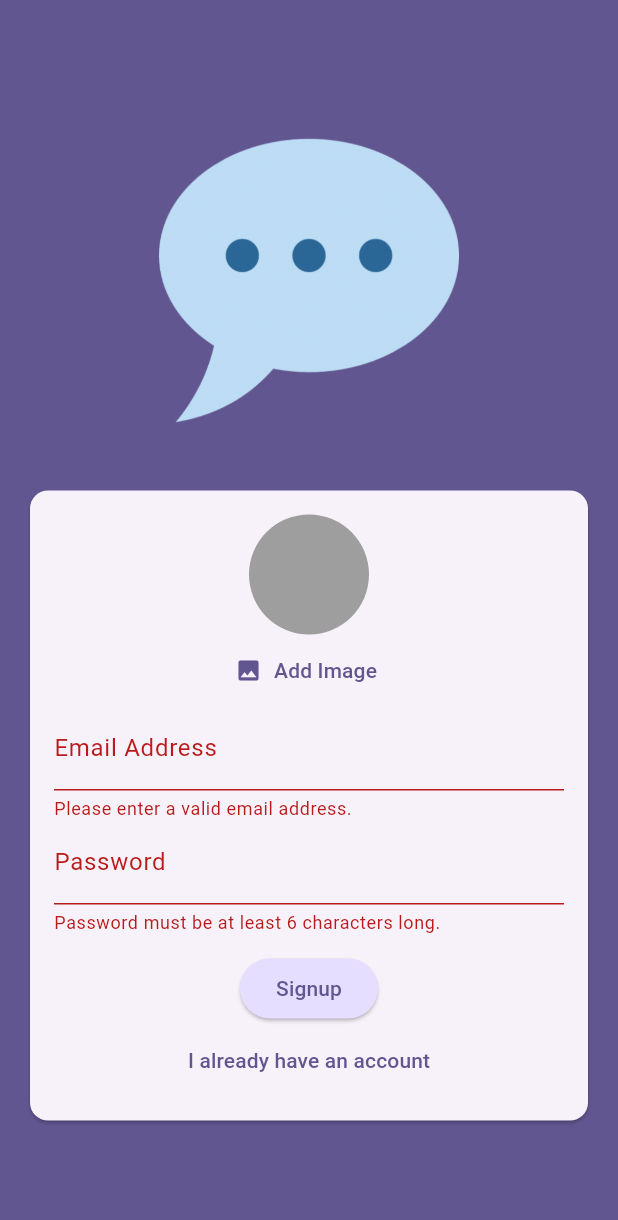
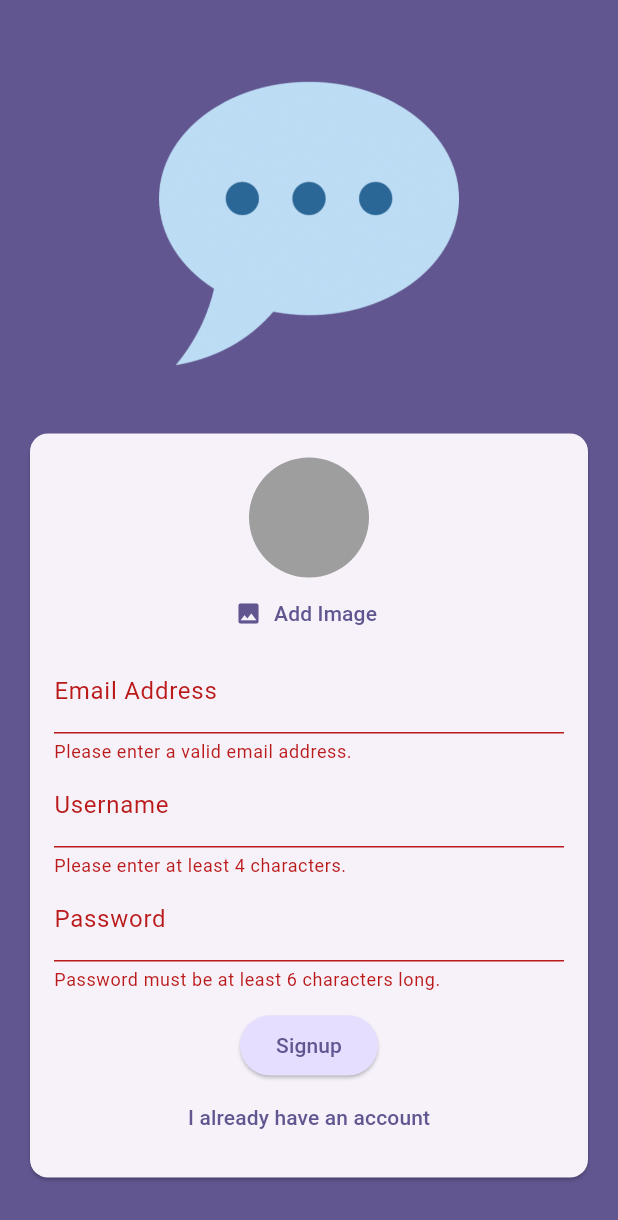
Before and after one commit to danhdelrey/chat_app, a Flutter app: the screen it shows after launch, after a tap on "Login", after a tap on "Create an account", after a tap on "Signup", on a phone screen of 412 x 824 dp. Shown: the top 1220 px of the screen. Run offline on Flutter 3.47's test engine with Material 3 defaults, Android fonts, the phone set to English and light mode, and no system bars; our stand-ins replace cloud_firestore, firebase_auth, firebase_core, firebase_storage, image_picker; accounts and stored records are empty.

Commit message:
save username

```diff
--- a/lib/screens/auth.dart
+++ b/lib/screens/auth.dart
@@ -23,6 +23,7 @@ class _AuthScreenState extends State<AuthScreen> {
   var _enteredPassword = "";
   File? _selectedImage;
   var _isAuthenticating = false;
+  var _enteredUsername = "";
 
   void _submit() async {
     final isValid = _form.currentState!.validate();
@@ -54,7 +55,7 @@ class _AuthScreenState extends State<AuthScreen> {
             .collection('users')
             .doc(userCredentials.user!.uid)
             .set({
-          'username': 'to be done...',
+          'username': _enteredUsername,
           'email': _enteredEmail,
           'image_url': imageURL,
         });
@@ -123,6 +124,23 @@ class _AuthScreenState extends State<AuthScreen> {
                                 _enteredEmail = value!;
                               },
                             ),
+                            if (!_isLogin)
+                              TextFormField(
+                                decoration: const InputDecoration(
+                                    labelText: 'Username'),
+                                enableSuggestions: false,
+                                validator: (value) {
+                                  if (value == null ||
+                                      value.isEmpty ||
+                                      value.trim().length < 4) {
+                                    return 'Please enter at least 4 characters.';
+                                  }
+                                  return null;
+                                },
+                                onSaved: (value) {
+                                  _enteredUsername = value!;
+                                },
+                              ),
                             TextFormField(
                               decoration:
                                   InputDecoration(labelText: 'Password'),
```
